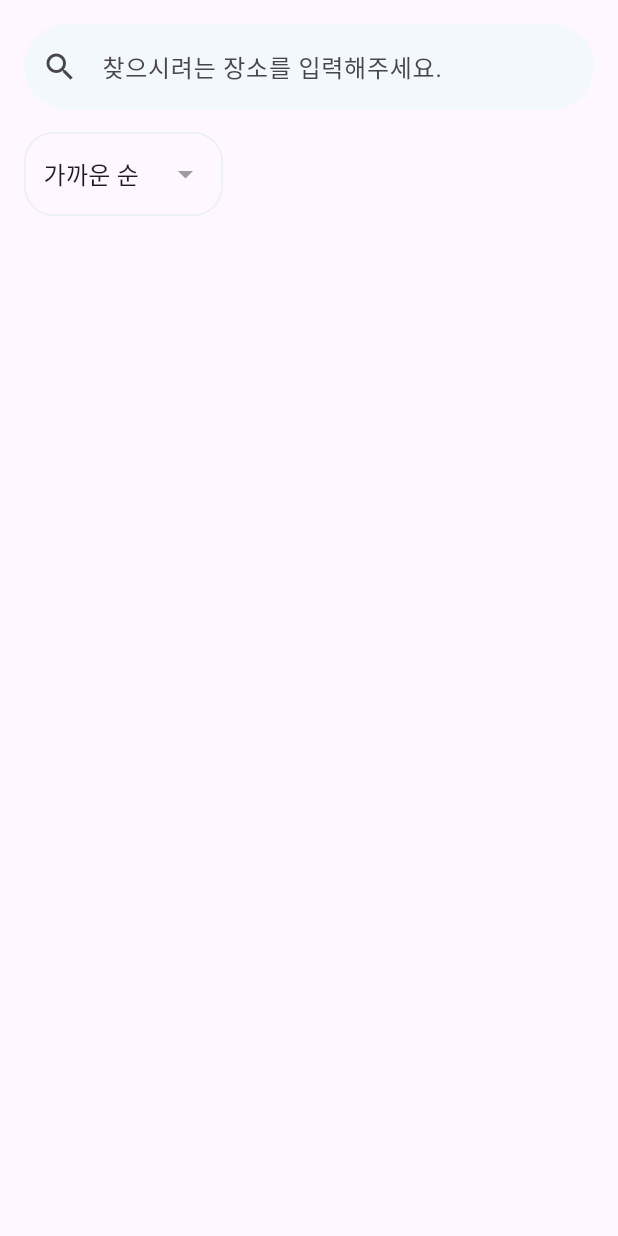
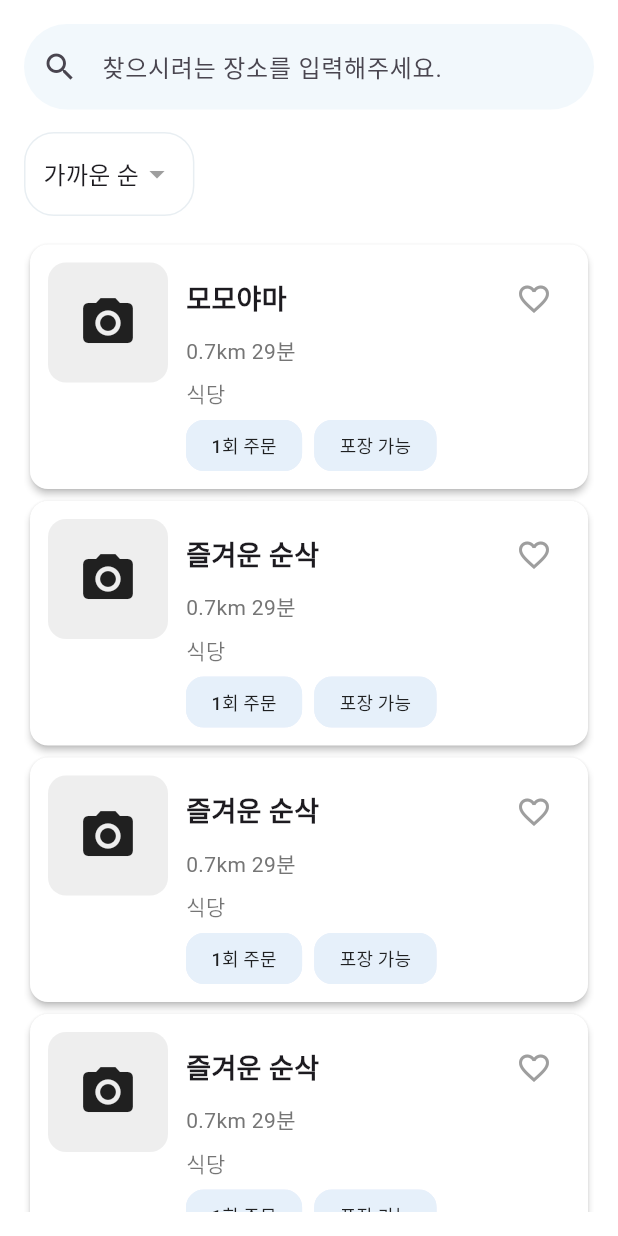
Before and after one commit to monho/SearchArea, a Flutter app: the HomeScreen screen opened directly, on a phone screen of 412 x 824 dp. Run offline on Flutter 3.47's test engine with Material 3 defaults, Android fonts, the phone set to English and light mode, and no system bars; our stand-ins replace permission_handler.

Commit message:
feat : 메인 페이지 리스트뷰 구현 완료

```diff
--- /dev/null
+++ b/devtools_options.yaml
@@ -0,0 +1,3 @@
+description: This file stores settings for Dart & Flutter DevTools.
+documentation: https://docs.flutter.dev/tools/devtools/extensions#configure-extension-enablement-states
+extensions:
--- a/lib/view/home/home_view.dart
+++ b/lib/view/home/home_view.dart
@@ -1,9 +1,58 @@
 import 'package:flutter/material.dart';
 import 'package:provider/provider.dart';
 import 'package:searcharea/viewmodel/terms/home/homeViewModel.dart';
+import 'package:searcharea/view/home/widget/placeListView.dart';
 
-class HomeScreen extends StatelessWidget {
+class HomeScreen extends StatefulWidget {
   const HomeScreen({super.key});
+
+  @override
+  State<HomeScreen> createState() => _HomeScreenState();
+}
+
+class _HomeScreenState extends State<HomeScreen> {
+  List<Map<String, dynamic>> places = [
+    {
+      'name': '모모야마',
+      'distance': 0.7,
+      'reviewCount': 29,
+      'category': '식당',
+      'tags': ['1회 주문', '포장 가능'],
+      'isFavorite': false,
+    },
+    {
+      'name': '즐겨운 순삭',
+      'distance': 0.7,
+      'reviewCount': 29,
+      'category': '식당',
+      'tags': ['1회 주문', '포장 가능'],
+      'isFavorite': false,
+    },
+    {
+      'name': '즐겨운 순삭',
+      'distance': 0.7,
+      'reviewCount': 29,
+      'category': '식당',
+      'tags': ['1회 주문', '포장 가능'],
+      'isFavorite': false,
+    },
+    {
+      'name': '즐겨운 순삭',
+      'distance': 0.7,
+      'reviewCount': 29,
+      'category': '식당',
+      'tags': ['1회 주문', '포장 가능'],
+      'isFavorite': false,
+    },
+    {
+      'name': '즐겨운 순삭',
+      'distance': 0.7,
+      'reviewCount': 29,
+      'category': '식당',
+      'tags': ['1회 주문', '포장 가능'],
+      'isFavorite': false,
+    },
+  ];
 
   @override
   Widget build(BuildContext context) {
@@ -12,16 +61,32 @@ class HomeScreen extends StatelessWidget {
       child: Consumer<HomeViewModel>(
         builder: (context, viewModel, child) {
           return Scaffold(
+            backgroundColor: Colors.white,
             body: Padding(
               padding: const EdgeInsets.all(16),
               child: SafeArea(
                 child: Column(
                   children: [
                     const CustomSearchBar(),
-                    SizedBox(
-                      height: 15,
+                    SizedBox(height: 15),
+                    const CustomSortDropdown(),
+                    SizedBox(height: 15),
+                    Expanded(
+                      child: ListView.builder(
+                        itemCount: places.length,
+                        itemBuilder: (context, index) {
+                          return CustomPlaceItem(
+                            place: places[index],
+                            onFavoriteToggle: () {
+                              setState(() {
+                                places[index]['isFavorite'] =
+                                    !places[index]['isFavorite'];
+                              });
+                            },
+                          );
+                        },
+                      ),
                     ),
-                    const CustomSortDropdown(),
                   ],
                 ),
               ),
@@ -85,7 +150,7 @@ class CustomSortDropdown extends StatelessWidget {
               child: DropdownButton<String>(
                 value: viewModel.sortOption,
                 items:
-                    ['가까운 순', '리뷰 많은 순'].map((String value) {
+                    ['가까운 순'].map((String value) {
                       return DropdownMenuItem<String>(
                         value: value,
                         child: Text(value),
--- /dev/null
+++ b/lib/view/home/widget/placeListView.dart
@@ -0,0 +1,114 @@
+import 'package:flutter/material.dart';
+
+class CustomPlaceItem extends StatelessWidget {
+  final Map<String, dynamic> place;
+  final VoidCallback onFavoriteToggle;
+
+  const CustomPlaceItem({
+    super.key,
+    required this.place,
+    required this.onFavoriteToggle,
+  });
+
+  @override
+  Widget build(BuildContext context) {
+    return Card(
+      elevation: 2,
+      shape: RoundedRectangleBorder(borderRadius: BorderRadius.circular(12)),
+      color: const Color(0xFFFFFFFF), // 배경색 #F5F7F9
+      child: Padding(
+        padding: const EdgeInsets.all(12.0),
+        child: Row(
+          crossAxisAlignment: CrossAxisAlignment.start,
+          children: [
+            // 이미지 (Placeholder)
+            Container(
+              width: 80,
+              height: 80,
+              decoration: BoxDecoration(
+                color: Colors.grey[200],
+                borderRadius: BorderRadius.circular(12),
+              ),
+              child: const Center(child: Icon(Icons.camera_alt, size: 40)),
+            ),
+            const SizedBox(width: 12),
+            // 텍스트 정보
+            Expanded(
+              child: Column(
+                crossAxisAlignment: CrossAxisAlignment.start,
+                children: [
+                  // 이름과 하트 아이콘
+                  Row(
+                    mainAxisAlignment: MainAxisAlignment.spaceBetween,
+                    children: [
+                      Text(
+                        place['name'],
+                        style: const TextStyle(
+                          fontSize: 18,
+                          fontWeight: FontWeight.bold,
+                        ),
+                      ),
+                      IconButton(
+                        icon: Icon(
+                          place['isFavorite']
+                              ? Icons.favorite
+                              : Icons.favorite_border,
+                          color: place['isFavorite'] ? Colors.red : Colors.grey,
+                        ),
+                        onPressed: onFavoriteToggle,
+                      ),
+                    ],
+                  ),
+                  // 거리와 리뷰 수
+                  Text(
+                    '${place['distance']}km ${place['reviewCount']}분',
+                    style: TextStyle(color: Colors.grey[600], fontSize: 14),
+                  ),
+                  const SizedBox(height: 8),
+                  // 카테고리
+                  Text(
+                    place['category'],
+                    style: const TextStyle(fontSize: 14, color: Colors.black54),
+                  ),
+                  const SizedBox(height: 8),
+                  // 태그
+                  Wrap(
+                    spacing: 8,
+                    children:
+                        (place['tags'] as List<String>).map((tag) {
+                          return Chip(
+                            label: Text(
+                              tag,
+                              style: const TextStyle(
+                                fontSize: 12,
+                                color: Colors.black87,
+                              ),
+                            ),
+                            backgroundColor: const Color(
+                              0xFFE6F0FA,
+                            ), // 태그 배경색 #E6F0FA
+                            padding: const EdgeInsets.symmetric(
+                              horizontal: 8,
+                              vertical: 0,
+                            ),
+                            materialTapTargetSize:
+                                MaterialTapTargetSize.shrinkWrap,
+                            shape: RoundedRectangleBorder(
+                              side: const BorderSide(
+                                color: Color(0xFFE6F0FA), // 테두리 색상 #E6F0FA
+                                width: 1.0,
+                              ),
+                              borderRadius: BorderRadius.circular(12),
+                            ),
+                          );
+                        }).toList(),
+                  ),
+                ],
+              ),
+            ),
+          ],
+        ),
+      ),
+    );
+  }
+}
--- a/pubspec.yaml
+++ b/pubspec.yaml
@@ -37,6 +37,7 @@ dependencies:
   flutter_riverpod: ^2.6.1
   permission_handler: ^12.0.0+1
   provider: ^6.1.4
+  http: ^1.3.0
 
 dev_dependencies:
   flutter_test:
```
Also changed, not shown: pubspec.lock.
